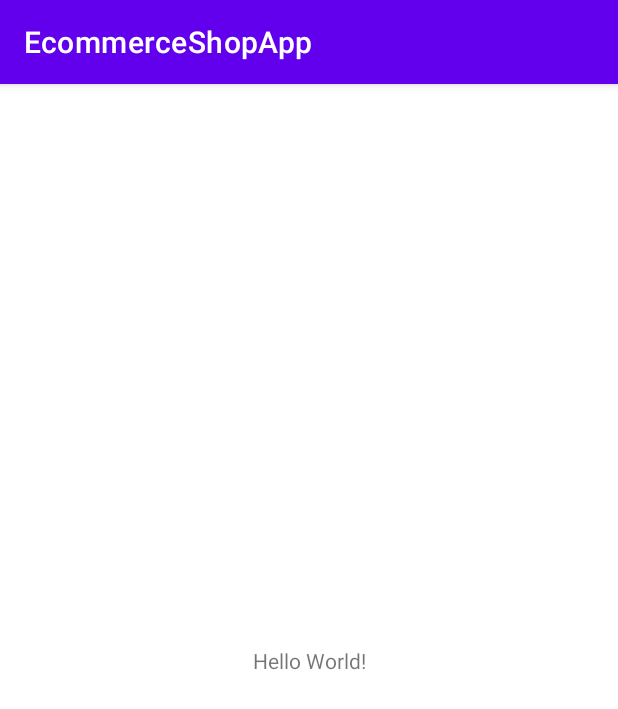
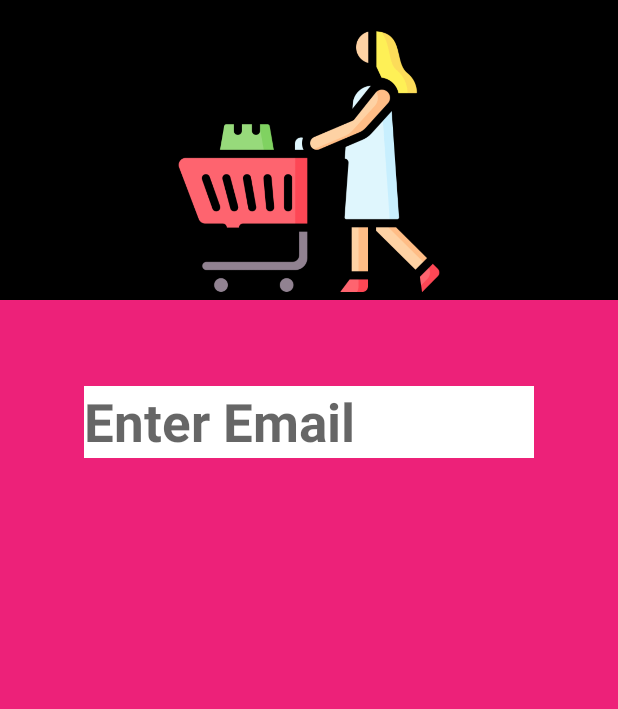
Before and after one commit to Pran-28/EcommerceShopApp, an Android app: the screen it shows after launch (MainActivity before the commit, LoginActivity after it), on a phone screen of 412 x 824 dp. Shown: the top 709 px of the screen. Run offline under Robolectric (Android 15) with nearby library versions, the phone set to English and light mode, and no system bars.

Commit message:
Ecommerce Shop App - Added Login Activity, Created custom TextView, EditText, AppCompatButton and button  background

```diff
--- /dev/null
+++ b/app/src/main/java/com/example/ecommerceshopapp/Activities/LoginActivity.kt
@@ -0,0 +1,12 @@
+package com.example.ecommerceshopapp.Activities
+
+import androidx.appcompat.app.AppCompatActivity
+import android.os.Bundle
+import com.example.ecommerceshopapp.R
+
+class LoginActivity : AppCompatActivity() {
+    override fun onCreate(savedInstanceState: Bundle?) {
+        super.onCreate(savedInstanceState)
+        setContentView(R.layout.activity_login)
+    }
+}
--- a/app/src/main/java/com/example/ecommerceshopapp/Activities/SplashActivity.kt
+++ b/app/src/main/java/com/example/ecommerceshopapp/Activities/SplashActivity.kt
@@ -16,7 +16,7 @@ class SplashActivity : AppCompatActivity() {
 
         Handler().postDelayed(
             {
-                startActivity(Intent(this@SplashActivity, MainActivity::class.java))
+                startActivity(Intent(this@SplashActivity, LoginActivity::class.java))
                 finish() // calling this when you are done changing activities
             }, 2500
         )
--- /dev/null
+++ b/app/src/main/res/layout/activity_login.xml
@@ -0,0 +1,39 @@
+<?xml version="1.0" encoding="utf-8"?>
+<androidx.constraintlayout.widget.ConstraintLayout xmlns:android="http://schemas.android.com/apk/res/android"
+    xmlns:app="http://schemas.android.com/apk/res-auto"
+    xmlns:tools="http://schemas.android.com/tools"
+    android:layout_width="match_parent"
+    android:layout_height="match_parent"
+    android:background="@color/colorAccent"
+    tools:context=".Activities.LoginActivity">
+
+
+    <androidx.appcompat.widget.AppCompatImageView
+        android:id="@+id/login_logo"
+        android:layout_width="match_parent"
+        android:layout_height="200dp"
+        android:paddingTop="15dp"
+        android:src="@drawable/shopping"
+        android:background="@color/black"
+        app:layout_constraintTop_toTopOf="parent"
+        app:layout_constraintRight_toRightOf="parent"
+        app:layout_constraintLeft_toLeftOf="parent"
+        >
+    </androidx.appcompat.widget.AppCompatImageView>
+
+    <androidx.appcompat.widget.AppCompatEditText
+        android:id="@+id/email"
+        android:layout_width="300dp"
+        android:layout_height="wrap_content"
+        android:background="#ffffff"
+        android:hint="Enter Email"
+        android:minHeight="48dp"
+        android:textSize="@dimen/email_text"
+        android:textStyle="bold"
+        app:layout_constraintBottom_toBottomOf="parent"
+        app:layout_constraintLeft_toLeftOf="parent"
+        app:layout_constraintRight_toRightOf="parent"
+        app:layout_constraintTop_toBottomOf="@+id/login_logo"
+        app:layout_constraintVertical_bias="0.1" />
+
+</androidx.constraintlayout.widget.ConstraintLayout>
--- a/app/src/main/res/values/colors.xml
+++ b/app/src/main/res/values/colors.xml
@@ -7,4 +7,10 @@
     <color name="teal_700">#FF018786</color>
     <color name="black">#FF000000</color>
     <color name="white">#FFFFFFFF</color>
+
+    <color name="colorPrimary">#ED2173</color>
+    <color name="colorPrimaryDark">#222934</color>
+    <color name="colorAccent">#ED2179</color>
+    <color name="colorThemeOrange">#F4442d</color>
+
 </resources>
--- a/app/src/main/res/values/dimens.xml
+++ b/app/src/main/res/values/dimens.xml
@@ -2,5 +2,7 @@
 <resources>
 
     <dimen name="splash_title_size">35sp</dimen>
+    <dimen name="button_bg_radius">10dp</dimen>
+    <dimen name="email_text">35sp</dimen>
 
 </resources>
```
Also changed, not shown: app/src/main/AndroidManifest.xml (+15 -8 lines), app/src/main/java/com/example/ecommerceshopapp/utils/MSPButton.kt (added, +21 -0 lines), app/src/main/java/com/example/ecommerceshopapp/utils/MSPEditText.kt (added, +21 -0 lines), app/src/main/res/drawable/button_bg.xml (added, +16 -0 lines).
